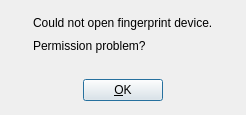
First picture: the form in src/Message.ui, repository fer-d/fingerprint-gui, before the edit.
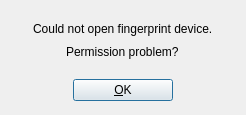
Second picture: the form after the edit. Icons and pictures are not drawn.

Commit message: [refs #18] Update message window

The edit to the form file:
```diff
--- a/src/Message.ui
+++ b/src/Message.ui
@@ -24,7 +24,20 @@
   </property>
   <layout class="QVBoxLayout" >
    <item>
-    <layout class="QHBoxLayout" >
+    <spacer name="spacer">
+     <property name="orientation">
+      <enum>Qt::Vertical</enum>
+     </property>
+     <property name="sizeHint" stdset="0">
+      <size>
+       <width>20</width>
+       <height>40</height>
+      </size>
+     </property>
+    </spacer>
+   </item>
+   <item>
+    <layout class="QHBoxLayout">
      <item>
       <spacer>
        <property name="orientation" >
@@ -50,9 +63,9 @@
          </property>
         </widget>
        </item>
-       <item>
-        <widget class="QLabel" name="questionLabel" >
-         <property name="focusPolicy" >
+       <item alignment="Qt::AlignHCenter">
+        <widget class="QLabel" name="questionLabel">
+         <property name="focusPolicy">
           <enum>Qt::NoFocus</enum>
          </property>
          <property name="text" >
@@ -78,11 +91,11 @@
     </layout>
    </item>
    <item>
-    <spacer>
-     <property name="orientation" >
+    <spacer name="spacer_3">
+     <property name="orientation">
       <enum>Qt::Vertical</enum>
      </property>
-     <property name="sizeHint" stdset="0" >
+     <property name="sizeHint" stdset="0">
       <size>
        <width>182</width>
        <height>16</height>
@@ -91,13 +104,26 @@
     </spacer>
    </item>
    <item>
-    <layout class="QHBoxLayout" >
+    <spacer name="spacer_2">
+     <property name="orientation">
+      <enum>Qt::Vertical</enum>
+     </property>
+     <property name="sizeHint" stdset="0">
+      <size>
+       <width>20</width>
+       <height>40</height>
+      </size>
+     </property>
+    </spacer>
+   </item>
+   <item>
+    <layout class="QHBoxLayout">
      <item>
       <spacer>
-       <property name="orientation" >
+       <property name="orientation">
         <enum>Qt::Horizontal</enum>
        </property>
-       <property name="sizeHint" stdset="0" >
+       <property name="sizeHint" stdset="0">
         <size>
          <width>16</width>
          <height>28</height>
@@ -106,18 +132,24 @@
       </spacer>
      </item>
      <item>
-      <widget class="QPushButton" name="okButton" >
-       <property name="text" >
+      <widget class="QPushButton" name="okButton">
+       <property name="minimumSize">
+        <size>
+         <width>100</width>
+         <height>0</height>
+        </size>
+       </property>
+       <property name="text">
         <string>&amp;OK</string>
        </property>
       </widget>
      </item>
      <item>
       <spacer>
-       <property name="orientation" >
+       <property name="orientation">
         <enum>Qt::Horizontal</enum>
        </property>
-       <property name="sizeHint" stdset="0" >
+       <property name="sizeHint" stdset="0">
         <size>
          <width>40</width>
          <height>20</height>
```
Left out of the diff: 42 changed lines with no effect on the pictures.
